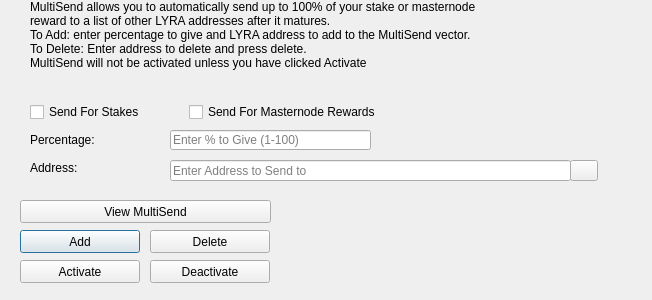
The window that src/qt/forms/multisenddialog.ui (Test-Coin/scrypta) describes before a commit, drawn with Qt 5.
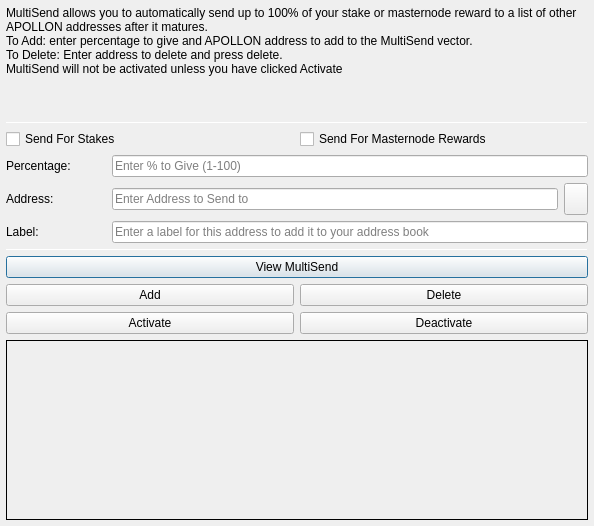
The same window after the commit. Icons and pictures are not drawn.

Patch:
```diff
--- a/src/qt/forms/multisenddialog.ui
+++ b/src/qt/forms/multisenddialog.ui
@@ -9,22 +9,97 @@
    <rect>
     <x>0</x>
     <y>0</y>
-    <width>652</width>
-    <height>300</height>
+    <width>594</width>
+    <height>526</height>
    </rect>
   </property>
   <property name="windowTitle">
    <string>MultiSend</string>
   </property>
+  <layout class="QVBoxLayout" name="verticalLayout" stretch="0">
+   <property name="margin">
+    <number>6</number>
+   </property>
+   <item>
+    <layout class="QVBoxLayout" name="verticalLayout_Main" stretch="1,1,1,0,1,1,1">
+     <item>
+      <widget class="QLabel" name="label_2">
+       <property name="lineWidth">
+        <number>1</number>
+       </property>
+       <property name="text">
+        <string>MultiSend allows you to automatically send up to 100% of your stake or masternode reward to a list of other APOLLON addresses after it matures.
+To Add: enter percentage to give and APOLLON address to add to the MultiSend vector.
+To Delete: Enter address to delete and press delete.
+MultiSend will not be activated unless you have clicked Activate</string>
+       </property>
+       <property name="alignment">
+        <set>Qt::AlignLeading|Qt::AlignLeft|Qt::AlignTop</set>
+       </property>
+       <property name="wordWrap">
+        <bool>true</bool>
+       </property>
+      </widget>
+     </item>
+     <item>
+      <widget class="Line" name="line">
+       <property name="minimumSize">
+        <size>
+         <width>0</width>
+         <height>1</height>
+        </size>
+       </property>
+       <property name="maximumSize">
+        <size>
+         <width>16777215</width>
+         <height>1</height>
+        </size>
+       </property>
+       <property name="orientation">
+        <enum>Qt::Horizontal</enum>
+       </property>
+      </widget>
+     </item>
+     <item>
+      <layout class="QVBoxLayout" name="verticalLayout_Settings">
+       <item>
+        <layout class="QHBoxLayout" name="horizontalLayout">
+         <item>
+          <widget class="QCheckBox" name="multiSendStakeCheckBox">
+           <property name="text">
+            <string>Send For Stakes</string>
+           </property>
+          </widget>
+         </item>
+         <item>
+          <widget class="QCheckBox" name="multiSendMasternodeCheckBox">
+           <property name="text">
+            <string>Send For Masternode Rewards</string>
+           </property>
+          </widget>
+         </item>
+        </layout>
+       </item>
+       <item>
+        <layout class="QHBoxLayout" name="horizontalLayout_6">
+         <item>
+          <widget class="QLabel" name="label">
+           <property name="minimumSize">
+            <size>
+             <width>100</width>
+             <height>0</height>
+            </size>
+           </property>
+           <property name="toolTip">
+            <string>Percentage of stake to send</string>
+           </property>
+           <property name="text">
+            <string>Percentage:</string>
+           </property>
+          </widget>
+         </item>
+         <item>
   <widget class="QLineEdit" name="multiSendPercentEdit">
-   <property name="geometry">
-    <rect>
-     <x>170</x>
-     <y>130</y>
-     <width>201</width>
-     <height>20</height>
-    </rect>
-   </property>
    <property name="toolTip">
     <string>Enter whole numbers 1 - 100</string>
    </property>
@@ -32,15 +107,29 @@
     <string>Enter % to Give (1-100)</string>
    </property>
   </widget>
+         </item>
+        </layout>
+       </item>
+       <item>
+        <layout class="QHBoxLayout" name="horizontalLayout_7">
+         <item>
+          <widget class="QLabel" name="label_5">
+           <property name="minimumSize">
+            <size>
+             <width>100</width>
+             <height>0</height>
+            </size>
+           </property>
+           <property name="toolTip">
+            <string>Address to send portion of stake to</string>
+           </property>
+           <property name="text">
+            <string>Address:</string>
+           </property>
+          </widget>
+         </item>
+         <item>
   <widget class="QLineEdit" name="multiSendAddressEdit">
-   <property name="geometry">
-    <rect>
-     <x>170</x>
-     <y>160</y>
-     <width>401</width>
-     <height>21</height>
-    </rect>
-   </property>
    <property name="toolTip">
     <string/>
    </property>
@@ -48,87 +137,14 @@
     <string>Enter Address to Send to</string>
    </property>
   </widget>
-  <widget class="QLabel" name="label_2">
-   <property name="geometry">
-    <rect>
-     <x>30</x>
-     <y>0</y>
-     <width>451</width>
-     <height>121</height>
-    </rect>
-   </property>
-   <property name="lineWidth">
-    <number>1</number>
-   </property>
-   <property name="text">
-    <string>MultiSend allows you to automatically send up to 100% of your stake or masternode reward to a list of other LYRA addresses after it matures.
-To Add: enter percentage to give and LYRA address to add to the MultiSend vector.
-To Delete: Enter address to delete and press delete.
-MultiSend will not be activated unless you have clicked Activate</string>
-   </property>
-   <property name="alignment">
-    <set>Qt::AlignLeading|Qt::AlignLeft|Qt::AlignTop</set>
-   </property>
-   <property name="wordWrap">
-    <bool>true</bool>
-   </property>
-  </widget>
-  <widget class="QLabel" name="message">
-   <property name="geometry">
-    <rect>
-     <x>290</x>
-     <y>200</y>
-     <width>351</width>
-     <height>91</height>
-    </rect>
-   </property>
-   <property name="text">
-    <string/>
-   </property>
-  </widget>
-  <widget class="QPushButton" name="addButton">
-   <property name="geometry">
-    <rect>
-     <x>20</x>
-     <y>230</y>
-     <width>120</width>
-     <height>23</height>
-    </rect>
-   </property>
-   <property name="toolTip">
-    <string/>
-   </property>
-   <property name="statusTip">
-    <string>Add to MultiSend Vector</string>
-   </property>
-   <property name="text">
-    <string>Add</string>
-   </property>
-  </widget>
-  <widget class="QPushButton" name="disableButton">
-   <property name="geometry">
-    <rect>
-     <x>150</x>
-     <y>260</y>
-     <width>120</width>
-     <height>23</height>
-    </rect>
-   </property>
-   <property name="statusTip">
-    <string>Deactivate MultiSend</string>
-   </property>
-   <property name="text">
-    <string>Deactivate</string>
-   </property>
-  </widget>
-  <widget class="QPushButton" name="addressBookButton">
-   <property name="geometry">
-    <rect>
-     <x>570</x>
-     <y>160</y>
-     <width>28</width>
-     <height>21</height>
-    </rect>
+         </item>
+         <item>
+          <widget class="QToolButton" name="addressBookButton">
+           <property name="maximumSize">
+            <size>
+             <width>16777215</width>
+             <height>32</height>
+            </size>
    </property>
    <property name="toolTip">
     <string>Choose an address from the address book</string>
@@ -143,51 +159,85 @@
    <property name="shortcut">
     <string>Alt+A</string>
    </property>
-   <property name="autoDefault">
-    <bool>false</bool>
-   </property>
-  </widget>
-  <widget class="QLabel" name="label">
-   <property name="geometry">
-    <rect>
-     <x>30</x>
-     <y>130</y>
-     <width>121</width>
-     <height>20</height>
-    </rect>
-   </property>
+          </widget>
+         </item>
+        </layout>
+       </item>
+      </layout>
+     </item>
+     <item>
+      <layout class="QHBoxLayout" name="horizontalLayout_3">
+       <item>
+        <widget class="QLabel" name="label_3">
+         <property name="minimumSize">
+          <size>
+           <width>100</width>
+           <height>0</height>
+          </size>
+         </property>
+         <property name="text">
+          <string>Label:</string>
+         </property>
+        </widget>
+       </item>
+       <item>
+        <widget class="QLineEdit" name="labelAddressLabelEdit">
+         <property name="placeholderText">
+          <string>Enter a label for this address to add it to your address book</string>
+         </property>
+        </widget>
+       </item>
+      </layout>
+     </item>
+     <item>
+      <widget class="Line" name="line_2">
+       <property name="minimumSize">
+        <size>
+         <width>0</width>
+         <height>1</height>
+        </size>
+       </property>
+       <property name="maximumSize">
+        <size>
+         <width>16777215</width>
+         <height>1</height>
+        </size>
+       </property>
+       <property name="orientation">
+        <enum>Qt::Horizontal</enum>
+       </property>
+      </widget>
+     </item>
+     <item>
+      <layout class="QVBoxLayout" name="verticalLayout_Buttons">
+       <item>
+        <layout class="QHBoxLayout" name="horizontalLayout_4">
+         <item>
+          <widget class="QPushButton" name="viewButton">
    <property name="toolTip">
     <string>Percentage of stake to send</string>
    </property>
    <property name="text">
-    <string>Percentage:</string>
-   </property>
-  </widget>
-  <widget class="QLabel" name="label_5">
-   <property name="geometry">
-    <rect>
-     <x>30</x>
-     <y>160</y>
-     <width>111</width>
-     <height>16</height>
-    </rect>
-   </property>
+            <string>View MultiSend</string>
+           </property>
+          </widget>
+         </item>
+        </layout>
+       </item>
+       <item>
+        <layout class="QHBoxLayout" name="horizontalLayout_2">
+         <item>
+          <widget class="QPushButton" name="addButton">
    <property name="toolTip">
     <string>Address to send portion of stake to</string>
    </property>
    <property name="text">
-    <string>Address:</string>
-   </property>
-  </widget>
+            <string>Add</string>
+           </property>
+          </widget>
+         </item>
+         <item>
   <widget class="QPushButton" name="deleteButton">
-   <property name="geometry">
-    <rect>
-     <x>150</x>
-     <y>230</y>
-     <width>120</width>
-     <height>23</height>
-    </rect>
-   </property>
    <property name="toolTip">
     <string/>
    </property>
@@ -198,15 +248,13 @@
     <string>Delete</string>
    </property>
   </widget>
+         </item>
+        </layout>
+       </item>
+       <item>
+        <layout class="QHBoxLayout" name="horizontalLayout_5">
+         <item>
   <widget class="QPushButton" name="activateButton">
-   <property name="geometry">
-    <rect>
-     <x>20</x>
-     <y>260</y>
-     <width>120</width>
-     <height>23</height>
-    </rect>
-   </property>
    <property name="statusTip">
     <string>Activate MultiSend</string>
    </property>
@@ -214,51 +262,55 @@
     <string>Activate</string>
    </property>
   </widget>
-  <widget class="QPushButton" name="viewButton">
-   <property name="geometry">
-    <rect>
-     <x>20</x>
-     <y>200</y>
-     <width>251</width>
-     <height>23</height>
-    </rect>
-   </property>
-   <property name="toolTip">
-    <string/>
-   </property>
+         </item>
+         <item>
+          <widget class="QPushButton" name="disableButton">
    <property name="statusTip">
     <string>View MultiSend Vector</string>
    </property>
    <property name="text">
-    <string>View MultiSend</string>
-   </property>
-  </widget>
-  <widget class="QWidget" name="horizontalLayoutWidget">
-   <property name="geometry">
-    <rect>
-     <x>30</x>
-     <y>100</y>
-     <width>351</width>
-     <height>24</height>
-    </rect>
-   </property>
-   <layout class="QHBoxLayout" name="horizontalLayout">
-    <item>
-     <widget class="QCheckBox" name="multiSendStakeCheckBox">
-      <property name="text">
-       <string>Send For Stakes</string>
-      </property>
-     </widget>
-    </item>
+            <string>Deactivate</string>
+           </property>
+          </widget>
+         </item>
+        </layout>
+       </item>
+      </layout>
+     </item>
     <item>
-     <widget class="QCheckBox" name="multiSendMasternodeCheckBox">
+      <widget class="QLabel" name="message">
+       <property name="minimumSize">
+        <size>
+         <width>0</width>
+         <height>180</height>
+        </size>
+       </property>
+       <property name="frameShape">
+        <enum>QFrame::Panel</enum>
+       </property>
+       <property name="frameShadow">
+        <enum>QFrame::Plain</enum>
+       </property>
+       <property name="lineWidth">
+        <number>1</number>
+       </property>
+       <property name="midLineWidth">
+        <number>1</number>
+       </property>
       <property name="text">
-       <string>Send For Masternode Rewards</string>
-      </property>
+        <string/>
+       </property>
+       <property name="alignment">
+        <set>Qt::AlignLeading|Qt::AlignLeft|Qt::AlignTop</set>
+       </property>
+       <property name="wordWrap">
+        <bool>true</bool>
+       </property>
      </widget>
     </item>
    </layout>
-  </widget>
+   </item>
+  </layout>
  </widget>
  <resources>
   <include location="../lyra.qrc"/>
```
Left out of the diff: 20 changed lines with no effect on the pictures. Lines whose indentation alone changed are shown as unchanged.
